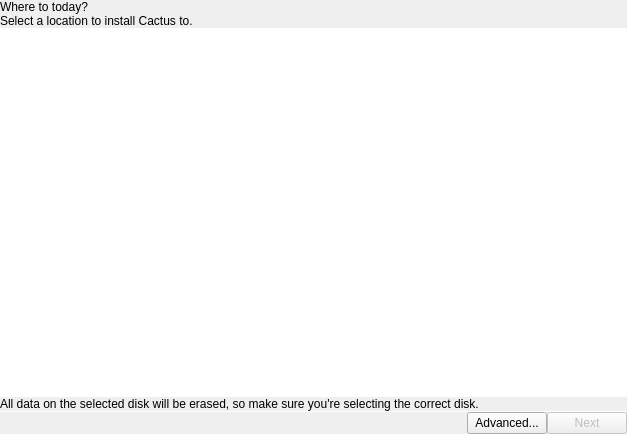
Qt form installer/pages/diskpage.ui (theCheeseboard/scallop) before a commit.
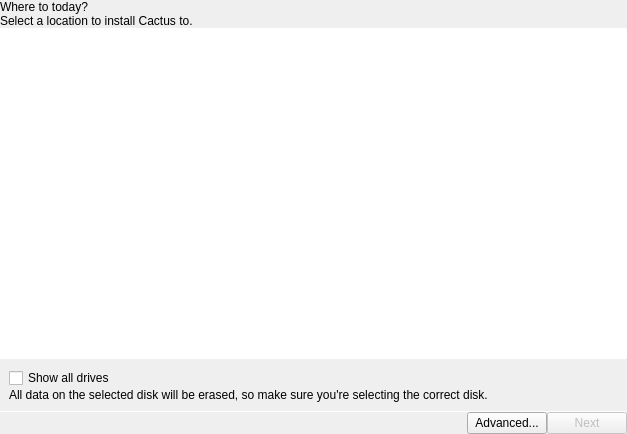
The same form after that commit. Icons and pictures are not drawn. Custom widgets are drawn as their Qt base class.

Commit message: Advanced disk management in scallop

The edit to the form file:
```diff
--- a/installer/pages/diskpage.ui
+++ b/installer/pages/diskpage.ui
@@ -80,14 +80,34 @@
     </widget>
    </item>
    <item>
-    <widget class="QLabel" name="label">
-     <property name="text">
-      <string>All data on the selected disk will be erased, so make sure you're selecting the correct disk.</string>
+    <layout class="QVBoxLayout" name="verticalLayout_2">
+     <property name="leftMargin">
+      <number>9</number>
      </property>
-     <property name="margin">
+     <property name="topMargin">
       <number>9</number>
      </property>
-    </widget>
+     <property name="rightMargin">
+      <number>9</number>
+     </property>
+     <property name="bottomMargin">
+      <number>9</number>
+     </property>
+     <item>
+      <widget class="QCheckBox" name="showAllDrivesBox">
+       <property name="text">
+        <string>Show all drives</string>
+       </property>
+      </widget>
+     </item>
+     <item>
+      <widget class="QLabel" name="label">
+       <property name="text">
+        <string>All data on the selected disk will be erased, so make sure you're selecting the correct disk.</string>
+       </property>
+      </widget>
+     </item>
+    </layout>
    </item>
    <item>
     <widget class="Line" name="line">
```
Left out of the diff: 2 changed lines with no effect on the pictures. The commit also changes 725 other files.
